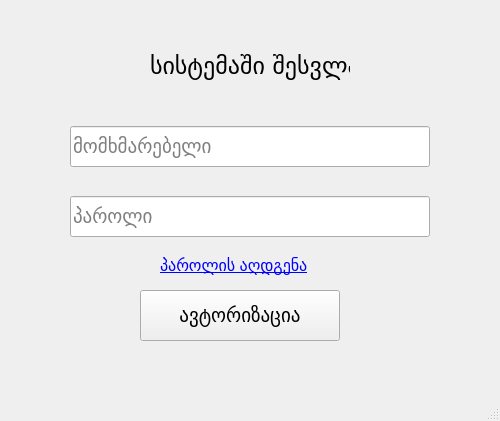
First picture: the form in ui/LoginWindow.ui, repository nikokvirtia1984/Melodia_1.0, before the edit.
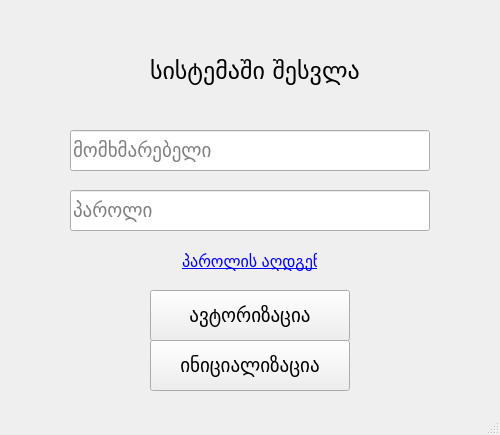
Second picture: the form after the edit.

Commit message: added first run check and initial database setup with root user creation

Diff of the .ui file:
```diff
--- a/ui/LoginWindow.ui
+++ b/ui/LoginWindow.ui
@@ -7,7 +7,7 @@
     <x>0</x>
     <y>0</y>
     <width>500</width>
-    <height>421</height>
+    <height>435</height>
    </rect>
   </property>
   <property name="windowTitle">
@@ -17,7 +17,7 @@
    <widget class="QPushButton" name="login_button">
     <property name="geometry">
      <rect>
-      <x>140</x>
+      <x>150</x>
       <y>290</y>
       <width>200</width>
       <height>51</height>
@@ -37,7 +37,7 @@
     <property name="geometry">
      <rect>
       <x>70</x>
-      <y>126</y>
+      <y>130</y>
       <width>360</width>
       <height>41</height>
      </rect>
@@ -56,7 +56,7 @@
     <property name="geometry">
      <rect>
       <x>70</x>
-      <y>196</y>
+      <y>190</y>
       <width>360</width>
       <height>41</height>
      </rect>
@@ -79,8 +79,8 @@
      <rect>
       <x>150</x>
       <y>50</y>
-      <width>200</width>
-      <height>30</height>
+      <width>251</width>
+      <height>41</height>
      </rect>
     </property>
     <property name="font">
@@ -96,10 +96,10 @@
    <widget class="QLabel" name="pass_restore">
     <property name="geometry">
      <rect>
-      <x>160</x>
+      <x>182</x>
       <y>250</y>
-      <width>181</width>
-      <height>31</height>
+      <width>135</width>
+      <height>23</height>
      </rect>
     </property>
     <property name="font">
@@ -112,6 +112,28 @@
 </string>
     </property>
    </widget>
+   <widget class="QPushButton" name="initial_setup">
+    <property name="enabled">
+     <bool>true</bool>
+    </property>
+    <property name="geometry">
+     <rect>
+      <x>150</x>
+      <y>340</y>
+      <width>200</width>
+      <height>51</height>
+     </rect>
+    </property>
+    <property name="font">
+     <font>
+      <family>BPG Glaho</family>
+      <pointsize>14</pointsize>
+     </font>
+    </property>
+    <property name="text">
+     <string>ინიციალიზაცია</string>
+    </property>
+   </widget>
   </widget>
   <widget class="QMenuBar" name="menubar">
    <property name="geometry">
```
Left out of the diff: 2 changed lines with no effect on the pictures. The commit also changes 18 other files.
